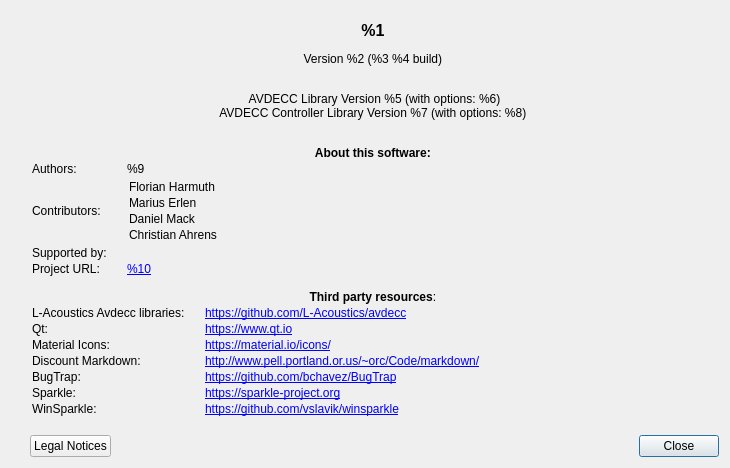
First picture: the form in src/aboutDialog.ui, repository christophe-calmejane/Hive, before the edit.
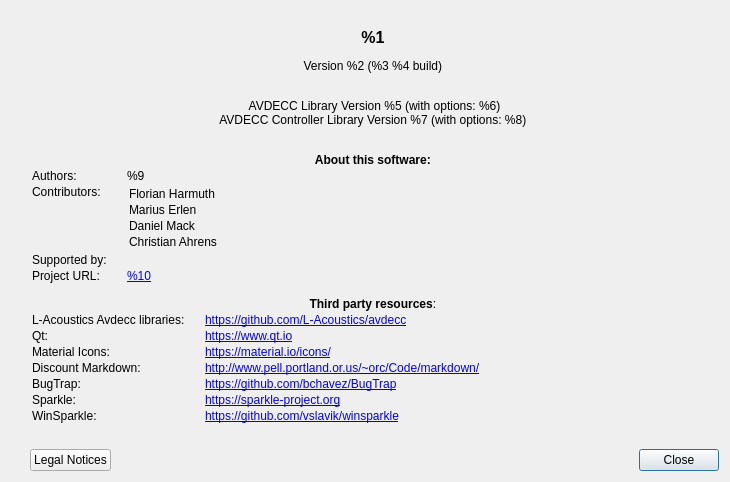
Second picture: the form after the edit. Icons and pictures are not drawn.

Commit message: Adjusted alignment

What changed in the file:
```diff
--- a/src/aboutDialog.ui
+++ b/src/aboutDialog.ui
@@ -10,7 +10,7 @@
     <x>0</x>
     <y>0</y>
     <width>730</width>
-    <height>468</height>
+    <height>482</height>
    </rect>
   </property>
   <property name="sizePolicy">
@@ -96,7 +96,7 @@
 				&lt;p&gt;%9&lt;/p&gt;
 			&lt;/td&gt;
 		&lt;/tr&gt;
-		&lt;tr valign=&quot;middle&quot;&gt;
+		&lt;tr valign=&quot;top&quot;&gt;
 			&lt;td&gt;
 				&lt;p&gt;Contributors:&lt;/p&gt;
 			&lt;/td&gt;
@@ -130,7 +130,7 @@
 				&lt;/div&gt;
 			&lt;/td&gt;
 		&lt;/tr&gt;
-		&lt;tr valign=&quot;middle&quot;&gt;
+		&lt;tr valign=&quot;top&quot;&gt;
 			&lt;td&gt;
 				&lt;p&gt;Supported by:&lt;/p&gt;
 			&lt;/td&gt;
```
